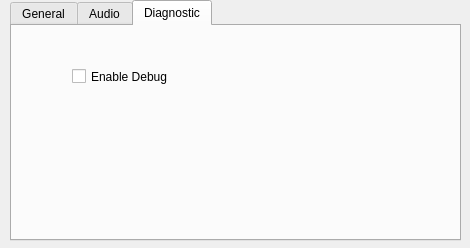
First picture: the form in settings_dialog.ui, repository seven1240/trainer-studio-opensource, before the edit.
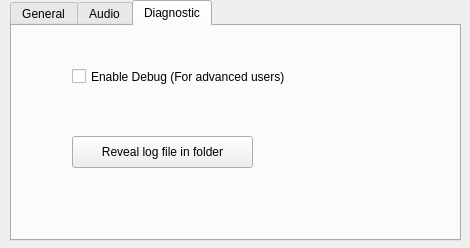
Second picture: the form after the edit. The open tabs and pages were chosen to show the change.

Commit message: open log folder

```diff
--- a/settings_dialog.ui
+++ b/settings_dialog.ui
@@ -333,12 +333,25 @@
       <rect>
        <x>60</x>
        <y>40</y>
-       <width>151</width>
+       <width>261</width>
        <height>21</height>
       </rect>
      </property>
      <property name="text">
-      <string>Enable Debug</string>
+      <string>Enable Debug (For advanced users)</string>
+     </property>
+    </widget>
+    <widget class="QPushButton" name="pushButton_2">
+     <property name="geometry">
+      <rect>
+       <x>60</x>
+       <y>110</y>
+       <width>181</width>
+       <height>32</height>
+      </rect>
+     </property>
+     <property name="text">
+      <string>Reveal log file in folder</string>
      </property>
     </widget>
    </widget>
```
The commit also changes 4 other files.
